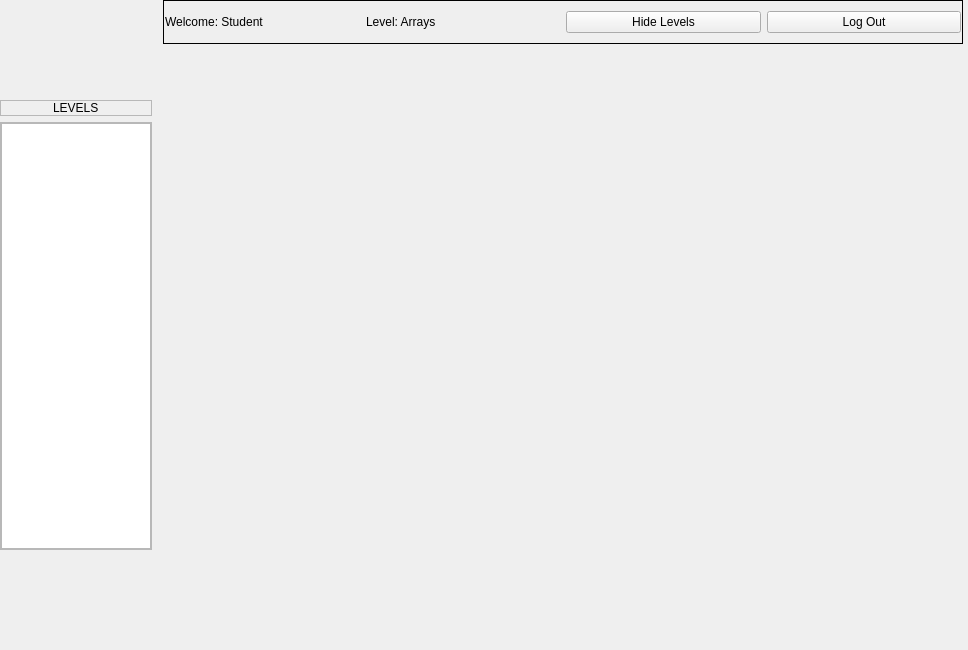
First picture: the form in Client/studwin.ui, repository DatabasesWorks/Stacked_EducationalPlatform, before the edit.
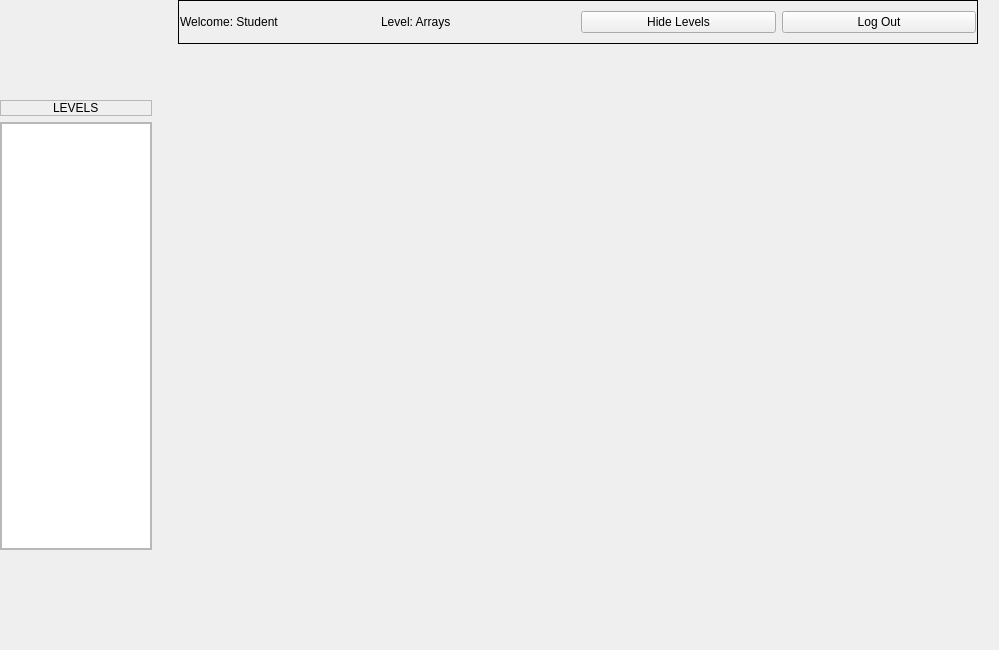
Second picture: the form after the edit.

```diff
--- a/Client/studwin.ui
+++ b/Client/studwin.ui
@@ -9,7 +9,7 @@
    <rect>
     <x>0</x>
     <y>0</y>
-    <width>968</width>
+    <width>999</width>
     <height>650</height>
    </rect>
   </property>
```
Left out of the diff: 6 changed lines with no effect on the pictures.
